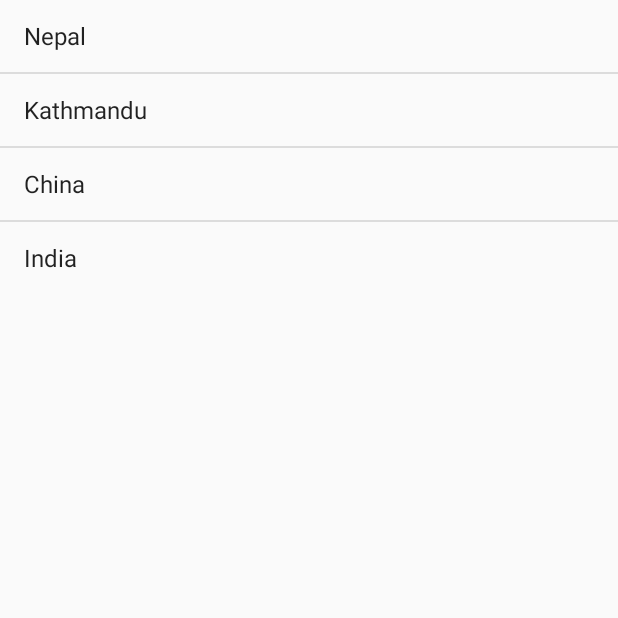
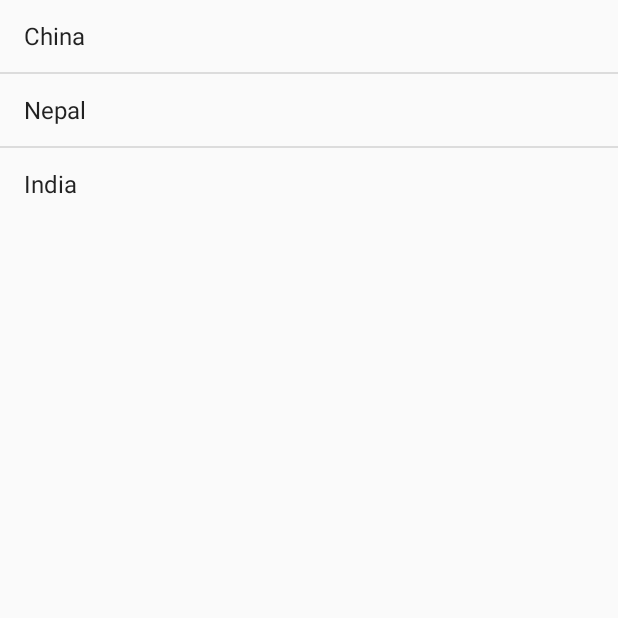
Before and after one commit to Shrawan-git/Topic4, an Android app: the screen it shows after launch (MainActivity), on a phone screen of 412 x 824 dp, the top half of it. Run offline under Robolectric (Android 15) with nearby library versions, the phone set to English and light mode, and no system bars.

Commit message:
second commit

```diff
--- a/app/src/main/java/com/example/listview/MainActivity.java
+++ b/app/src/main/java/com/example/listview/MainActivity.java
@@ -3,15 +3,24 @@ package com.example.listview;
 import androidx.appcompat.app.AppCompatActivity;
 
 import android.os.Bundle;
+import android.view.View;
+import android.widget.AdapterView;
 import android.widget.ArrayAdapter;
 import android.widget.ListView;
 import android.widget.TextView;
+import android.widget.Toast;
+
+import java.util.ArrayList;
+import java.util.HashMap;
+import java.util.Map;
 
 public class MainActivity extends AppCompatActivity {
 
     private ListView country;
 
-    public static final String countries[]={"Nepal", "Kathmandu","China","India"};
+    public static final String countries[]={"Nepal", "Kathmandu","China", "Beijing" , "India" , "New Delhi"};
+
+    private Map<String,String> countryMap;
 
     @Override
     protected void onCreate(Bundle savedInstanceState) {
@@ -20,7 +29,22 @@ public class MainActivity extends AppCompatActivity {
 
         country = findViewById(R.id.list);
 
-        ArrayAdapter adapter = new ArrayAdapter(this, android.R.layout.simple_list_item_1,countries);
+        countryMap = new HashMap<>();
+        for (int i = 0; i<countries.length; i=i+2){
+            countryMap.put(countries[i],countries[i+1]);
+        }
+
+        ArrayAdapter adapter = new ArrayAdapter(this, android.R.layout.simple_list_item_1,
+        new ArrayList<String>(countryMap.keySet()));
         country.setAdapter(adapter);
+
+        country.setOnItemClickListener(new AdapterView.OnItemClickListener() {
+            @Override
+            public void onItemClick(AdapterView<?> parent, View view, int position, long id) {
+                String country = parent.getItemAtPosition(position).toString();
+                String capital = countryMap.get(country);
+                Toast.makeText(MainActivity.this, "Capital of " + country + " is : " +capital, Toast.LENGTH_SHORT).show();
+            }
+        });
     }
 }
```
